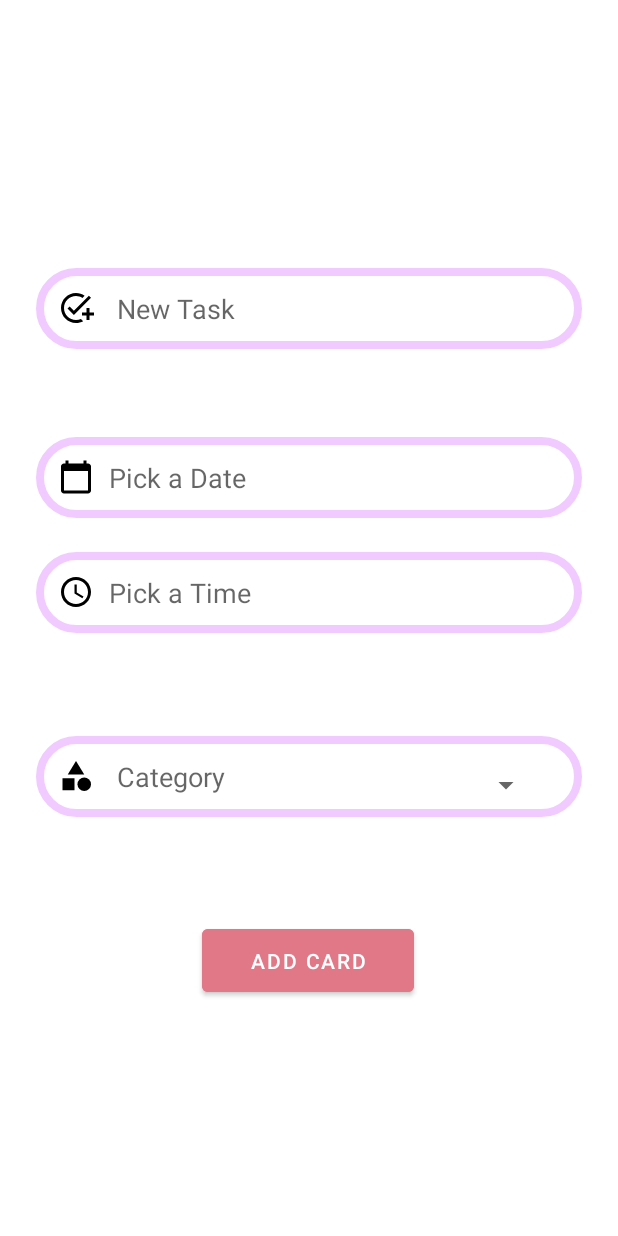
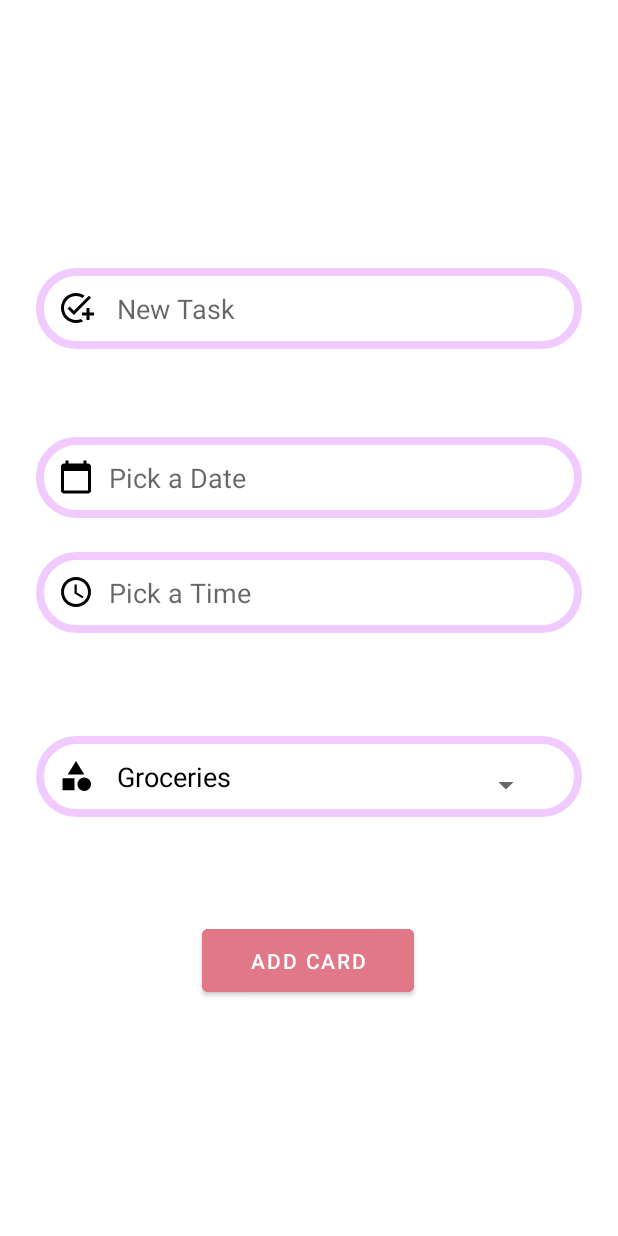
Before and after one commit to alimbeker/GoodLook, an Android app: the fragment RecomFrag shown on its own in the app's theme, on a phone screen of 412 x 824 dp. Run offline under Robolectric (Android 15) with nearby library versions, the phone set to English and light mode, and no system bars; our stand-ins replace Room's generated code.

Commit message:
add type of categories

```diff
--- a/app/src/main/java/com/example/goodlook/RecomFrag.kt
+++ b/app/src/main/java/com/example/goodlook/RecomFrag.kt
@@ -14,6 +14,7 @@ import androidx.work.OneTimeWorkRequestBuilder
 import androidx.work.WorkManager
 import androidx.work.workDataOf
 import com.example.goodlook.database.CardDatabase
+import com.example.goodlook.database.CategoryEntity
 import com.example.goodlook.databinding.FragmentRecomBinding
 import com.example.goodlook.viewmodel.FavorFragmentViewModel
 import com.example.goodlook.viewmodel.VmFactory
@@ -50,20 +51,30 @@ class RecomFrag : Fragment(),
         val vmFactory = VmFactory(dataSource,application)
         val vm = ViewModelProvider(this,vmFactory).get(FavorFragmentViewModel::class.java)
 
-        // Populate the Spinner with items
-        val spinner: Spinner = binding.spinner
-// Create an ArrayAdapter using the string array and a default spinner layout
-        ArrayAdapter.createFromResource(
-            requireContext(),
-            R.array.spinner_items,
-            android.R.layout.simple_spinner_item
-        ).also { adapter ->
-            // Specify the layout to use when the list of choices appears
-            adapter.setDropDownViewResource(android.R.layout.simple_spinner_dropdown_item)
-            // Apply the adapter to the spinner
-            spinner.adapter = adapter
+
+        //Spinner
+        val spinner = binding.spinner
+
+        val spinnerObj = getCategoryObjects()
+        val adapter = ArrayAdapter(requireContext(), android.R.layout.simple_list_item_1, spinnerObj)
+
+        spinner.adapter = adapter
+
+
+        spinner.onItemSelectedListener = object : AdapterView.OnItemSelectedListener {
+
+            override fun onNothingSelected(p0: AdapterView<*>?) {
+                // You can define your actions as you want
+            }
+
+            override fun onItemSelected(p0: AdapterView<*>?, p1: View?, position: Int, p3: Long) {
+
+                val selectedObject = spinner.selectedItem as CategoryEntity
+
+                binding.category.text = selectedObject.categoryName
+
+            }
         }
-
 
 
         binding.saveCard.setOnClickListener {
@@ -222,3 +233,15 @@ class RecomFrag : Fragment(),
         @JvmStatic val TAG = RecomFrag::class.java.simpleName
     }
 }
+
+
+private fun getCategoryObjects(): ArrayList<CategoryEntity> {
+    val customObjects = ArrayList<CategoryEntity>()
+    customObjects.apply {
+        add(CategoryEntity(1, "Groceries"))
+        add(CategoryEntity(2, "Work"))
+        add(CategoryEntity(3, "Personal"))
+
+    }
+    return customObjects
+}
--- a/app/src/main/java/com/example/goodlook/database/CategoryEntity.kt
+++ b/app/src/main/java/com/example/goodlook/database/CategoryEntity.kt
@@ -11,12 +11,16 @@ data class CategoryEntity(
     val id: Int,
 
     @ColumnInfo(name="listName")
-    val categoryName: String,
+    val categoryName: String
 
-    @ColumnInfo(name="cardList")
-    val cards: List<CardEntity>
+
     )
+
 {
-    constructor(categoryName: String,cards: List<CardEntity>):this(0,categoryName,cards)
+
+    override fun toString(): String {
+        return categoryName
+    }
+    constructor(categoryName: String):this(0,categoryName)
 
 }
--- a/app/src/main/res/layout/fragment_recom.xml
+++ b/app/src/main/res/layout/fragment_recom.xml
@@ -31,7 +31,7 @@
         app:layout_constraintTop_toTopOf="parent"
         app:layout_constraintVertical_bias="0.776" />
 
-    <EditText
+    <TextView
         android:id="@+id/category"
         android:layout_width="match_parent"
         android:layout_height="wrap_content"
--- a/app/src/main/res/values/strings.xml
+++ b/app/src/main/res/values/strings.xml
@@ -5,10 +5,5 @@
     <string name="pickadate">Pick a Date</string>
     <string name="pickatime">Pick a Time</string>
 
-    <string-array name="spinner_items">
-        <item>Groceries</item>
-        <item>Work</item>
-        <item>Personal</item>
-        <!-- Add more items as needed -->
-    </string-array>
+
 </resources>
```
